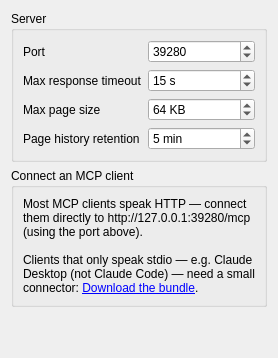
Qt form freecad/mcp_bridge/Resources/Ui/preferences.ui (CREATeNG/freecad-mcp-bridge) before a commit.
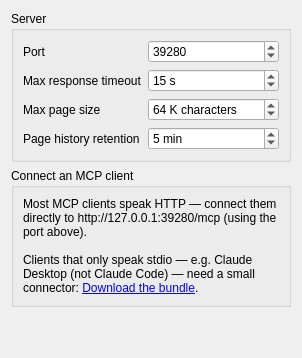
The same form after that commit. Custom widgets are drawn as their Qt base class.

Commit message:
preferences: label the page size in thousands of characters
The cap counts characters (setting x 1024), so the suffix 'KB' misled. The suffix now says 'K characters' and the tooltip gives the unit. The pref key is unchanged.

Patch:
```diff
--- a/freecad/mcp_bridge/Resources/Ui/preferences.ui
+++ b/freecad/mcp_bridge/Resources/Ui/preferences.ui
@@ -89,7 +89,7 @@
          <string>The maximum size of a single page of output. Larger output is split across multiple pages, fetched automatically via get_output_page.</string>
         </property>
         <property name="suffix">
-         <string> KB</string>
+         <string> K characters</string>
         </property>
         <property name="minimum">
          <number>1</number>
```
Left out of the diff: 2 changed lines with no effect on the pictures.
